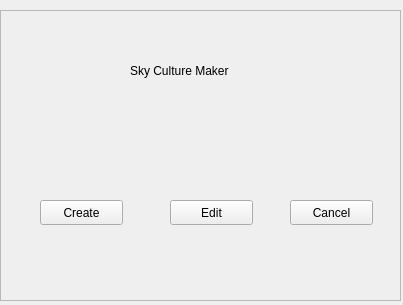
This is plugins/SkyCultureMaker/src/gui/startDialog.ui in Integer-Ctrl/stellarium as Qt 5 draws it before an edit. The edited form follows.
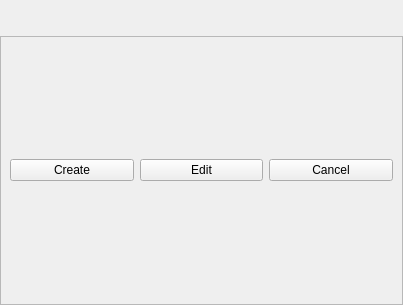
This is the edited form. Custom widgets are drawn as their Qt base class.

Commit message: feat: dialog has a titleBar and is movable&closeable

```diff
--- a/plugins/SkyCultureMaker/src/gui/startDialog.ui
+++ b/plugins/SkyCultureMaker/src/gui/startDialog.ui
@@ -2,6 +2,9 @@
 <ui version="4.0">
  <class>startDialog</class>
  <widget class="QWidget" name="startDialog">
+  <property name="enabled">
+   <bool>true</bool>
+  </property>
   <property name="geometry">
    <rect>
     <x>0</x>
@@ -13,14 +16,39 @@
   <property name="windowTitle">
    <string>Form</string>
   </property>
+  <layout class="QVBoxLayout" name="verticalLayout">
+   <property name="leftMargin">
+    <number>0</number>
+   </property>
+   <property name="topMargin">
+    <number>0</number>
+   </property>
+   <property name="rightMargin">
+    <number>0</number>
+   </property>
+   <property name="bottomMargin">
+    <number>0</number>
+   </property>
+   <item>
+    <widget class="TitleBar" name="titleBar">
+     <property name="enabled">
+      <bool>true</bool>
+     </property>
+     <property name="maximumSize">
+      <size>
+       <width>16777215</width>
+       <height>30</height>
+      </size>
+     </property>
+     <property name="title" stdset="0">
+      <string>Sky Culture Maker Start Dialog</string>
+     </property>
+    </widget>
+   </item>
+   <item>
   <widget class="QFrame" name="Contents">
-   <property name="geometry">
-    <rect>
-     <x>0</x>
-     <y>10</y>
-     <width>401</width>
-     <height>291</height>
-    </rect>
+     <property name="enabled">
+      <bool>true</bool>
    </property>
    <property name="frameShape">
     <enum>QFrame::StyledPanel</enum>
@@ -28,60 +56,41 @@
    <property name="frameShadow">
     <enum>QFrame::Raised</enum>
    </property>
-   <widget class="QLabel" name="label">
-    <property name="geometry">
-     <rect>
-      <x>130</x>
-      <y>30</y>
-      <width>151</width>
-      <height>61</height>
-     </rect>
-    </property>
-    <property name="text">
-     <string>Sky Culture Maker</string>
-    </property>
-   </widget>
+     <layout class="QHBoxLayout" name="horizontalLayout">
+      <item>
    <widget class="QPushButton" name="pushButtonCreate">
-    <property name="geometry">
-     <rect>
-      <x>40</x>
-      <y>190</y>
-      <width>83</width>
-      <height>25</height>
-     </rect>
-    </property>
     <property name="text">
      <string>Create</string>
     </property>
    </widget>
+      </item>
+      <item>
    <widget class="QPushButton" name="pushButtonEdit">
-    <property name="geometry">
-     <rect>
-      <x>170</x>
-      <y>190</y>
-      <width>83</width>
-      <height>25</height>
-     </rect>
-    </property>
     <property name="text">
      <string>Edit</string>
     </property>
    </widget>
+      </item>
+      <item>
    <widget class="QPushButton" name="pushButton_3">
-    <property name="geometry">
-     <rect>
-      <x>290</x>
-      <y>190</y>
-      <width>83</width>
-      <height>25</height>
-     </rect>
-    </property>
     <property name="text">
      <string>Cancel</string>
     </property>
    </widget>
-  </widget>
+      </item>
+     </layout>
+    </widget>
+   </item>
+  </layout>
  </widget>
+ <customwidgets>
+  <customwidget>
+   <class>TitleBar</class>
+   <extends>QFrame</extends>
+   <header>Dialog.hpp</header>
+   <container>1</container>
+  </customwidget>
+ </customwidgets>
  <resources/>
  <connections/>
 </ui>
```
Left out of the diff: 2 changed lines with no effect on the pictures. Lines whose indentation alone changed are shown as unchanged. The commit also changes 2 other files.
